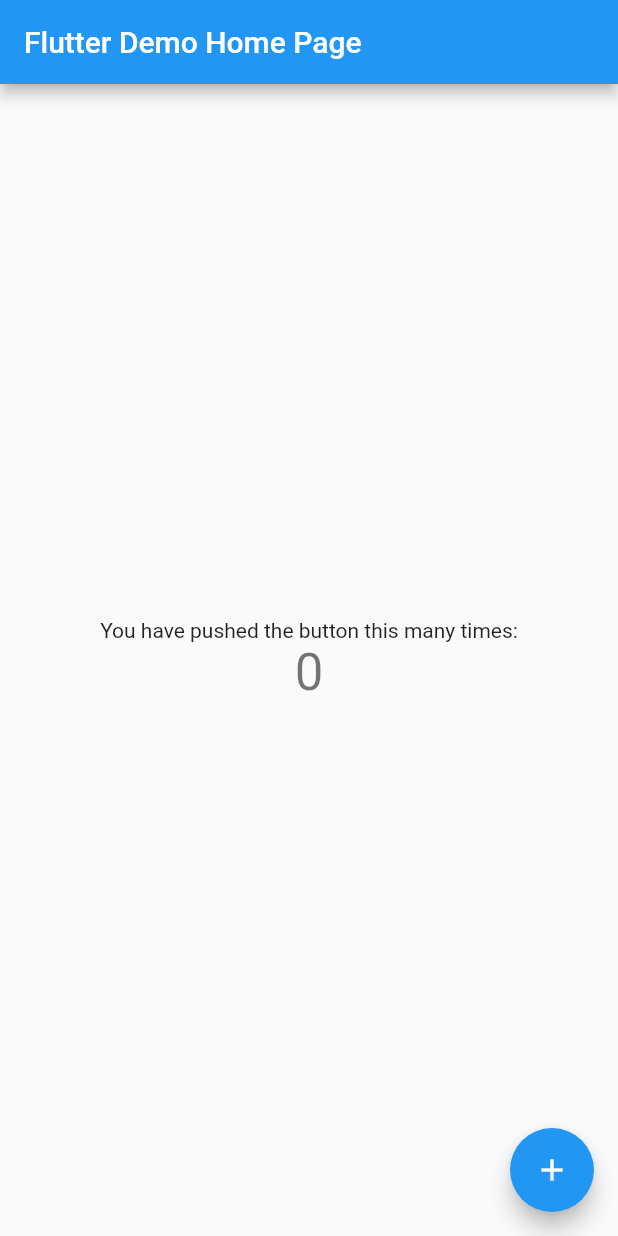
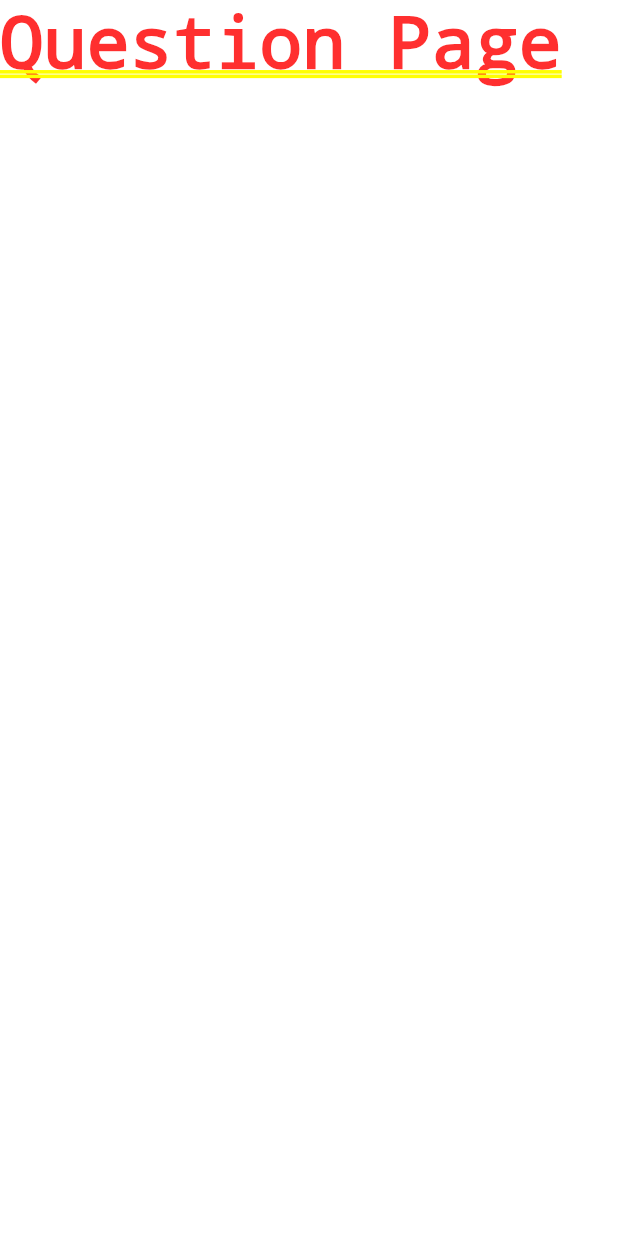
Before and after one commit to FlorianGrundmann/survey-app, a Flutter app: the screen it shows after launch, on a phone screen of 412 x 824 dp. Run offline on Flutter 3.47's test engine with Material 2 defaults, Android fonts, the phone set to English and light mode, and no system bars.

Commit message:
Added QuestionPage skeleton.

```diff
--- /dev/null
+++ b/lib/features/presentation/pages/question_page.dart
@@ -0,0 +1,17 @@
+import 'package:flutter/material.dart';
+
+class QuestionPage extends StatefulWidget {
+  QuestionPage({Key key}) : super(key: key);
+
+  @override
+  _QuestionPageState createState() => _QuestionPageState();
+}
+
+class _QuestionPageState extends State<QuestionPage> {
+  @override
+  Widget build(BuildContext context) {
+    return Container(
+      child: Text('Question Page'),
+    );
+  }
+}
--- a/lib/main.dart
+++ b/lib/main.dart
@@ -1,4 +1,5 @@
 import 'package:flutter/material.dart';
+import 'package:survey_app/features/presentation/pages/question_page.dart';
 
 void main() {
   runApp(MyApp());
@@ -9,109 +10,7 @@ class MyApp extends StatelessWidget {
   @override
   Widget build(BuildContext context) {
     return MaterialApp(
-      title: 'Flutter Demo',
-      theme: ThemeData(
-        // This is the theme of your application.
-        //
-        // Try running your application with "flutter run". You'll see the
-        // application has a blue toolbar. Then, without quitting the app, try
-        // changing the primarySwatch below to Colors.green and then invoke
-        // "hot reload" (press "r" in the console where you ran "flutter run",
-        // or simply save your changes to "hot reload" in a Flutter IDE).
-        // Notice that the counter didn't reset back to zero; the application
-        // is not restarted.
-        primarySwatch: Colors.blue,
-        // This makes the visual density adapt to the platform that you run
-        // the app on. For desktop platforms, the controls will be smaller and
-        // closer together (more dense) than on mobile platforms.
-        visualDensity: VisualDensity.adaptivePlatformDensity,
-      ),
-      home: MyHomePage(title: 'Flutter Demo Home Page'),
+      home: QuestionPage(),
     );
   }
 }
-
-class MyHomePage extends StatefulWidget {
-  MyHomePage({Key key, this.title}) : super(key: key);
-
-  // This widget is the home page of your application. It is stateful, meaning
-  // that it has a State object (defined below) that contains fields that affect
-  // how it looks.
-
-  // This class is the configuration for the state. It holds the values (in this
-  // case the title) provided by the parent (in this case the App widget) and
-  // used by the build method of the State. Fields in a Widget subclass are
-  // always marked "final".
-
-  final String title;
-
-  @override
-  _MyHomePageState createState() => _MyHomePageState();
-}
-
-class _MyHomePageState extends State<MyHomePage> {
-  int _counter = 0;
-
-  void _incrementCounter() {
-    setState(() {
-      // This call to setState tells the Flutter framework that something has
-      // changed in this State, which causes it to rerun the build method below
-      // so that the display can reflect the updated values. If we changed
-      // _counter without calling setState(), then the build method would not be
-      // called again, and so nothing would appear to happen.
-      _counter++;
-    });
-  }
-
-  @override
-  Widget build(BuildContext context) {
-    // This method is rerun every time setState is called, for instance as done
-    // by the _incrementCounter method above.
-    //
-    // The Flutter framework has been optimized to make rerunning build methods
-    // fast, so that you can just rebuild anything that needs updating rather
-    // than having to individually change instances of widgets.
-    return Scaffold(
-      appBar: AppBar(
-        // Here we take the value from the MyHomePage object that was created by
-        // the App.build method, and use it to set our appbar title.
-        title: Text(widget.title),
-      ),
-      body: Center(
-        // Center is a layout widget. It takes a single child and positions it
-        // in the middle of the parent.
-        child: Column(
-          // Column is also a layout widget. It takes a list of children and
-          // arranges them vertically. By default, it sizes itself to fit its
-          // children horizontally, and tries to be as tall as its parent.
-          //
-          // Invoke "debug painting" (press "p" in the console, choose the
-          // "Toggle Debug Paint" action from the Flutter Inspector in Android
-          // Studio, or the "Toggle Debug Paint" command in Visual Studio Code)
-          // to see the wireframe for each widget.
-          //
-          // Column has various properties to control how it sizes itself and
-          // how it positions its children. Here we use mainAxisAlignment to
-          // center the children vertically; the main axis here is the vertical
-          // axis because Columns are vertical (the cross axis would be
-          // horizontal).
-          mainAxisAlignment: MainAxisAlignment.center,
-          children: <Widget>[
-            Text(
-              'You have pushed the button this many times:',
-            ),
-            Text(
-              '$_counter',
-              style: Theme.of(context).textTheme.headline4,
-            ),
-          ],
-        ),
-      ),
-      floatingActionButton: FloatingActionButton(
-        onPressed: _incrementCounter,
-        tooltip: 'Increment',
-        child: Icon(Icons.add),
-      ), // This trailing comma makes auto-formatting nicer for build methods.
-    );
-  }
-}
```
